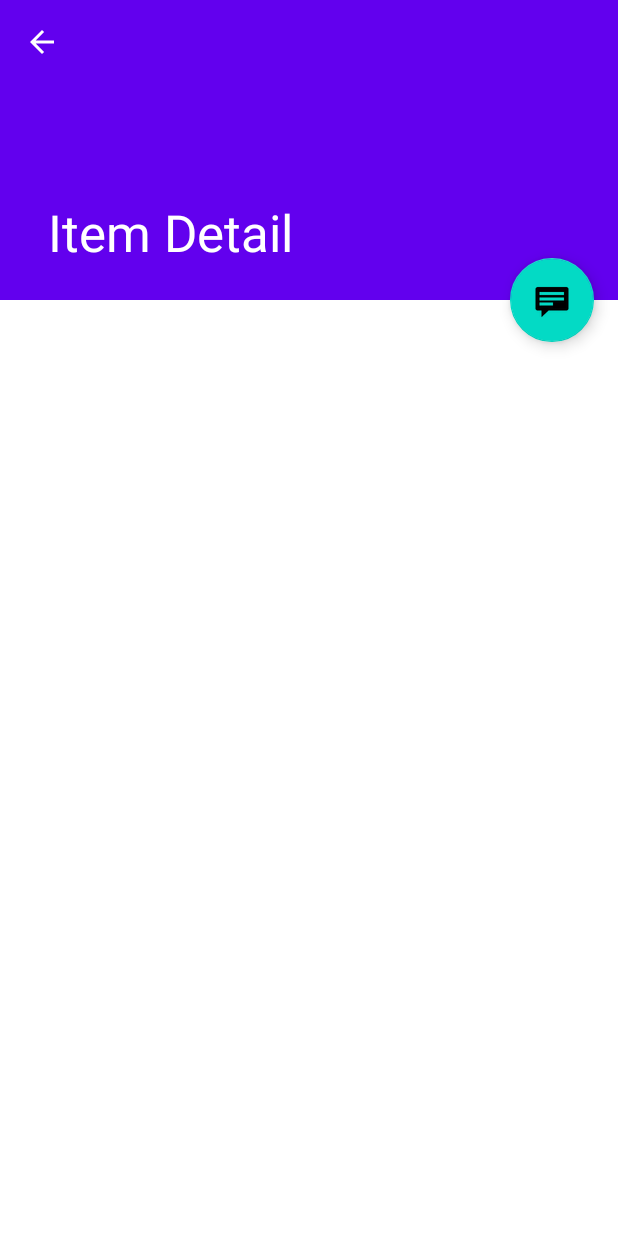
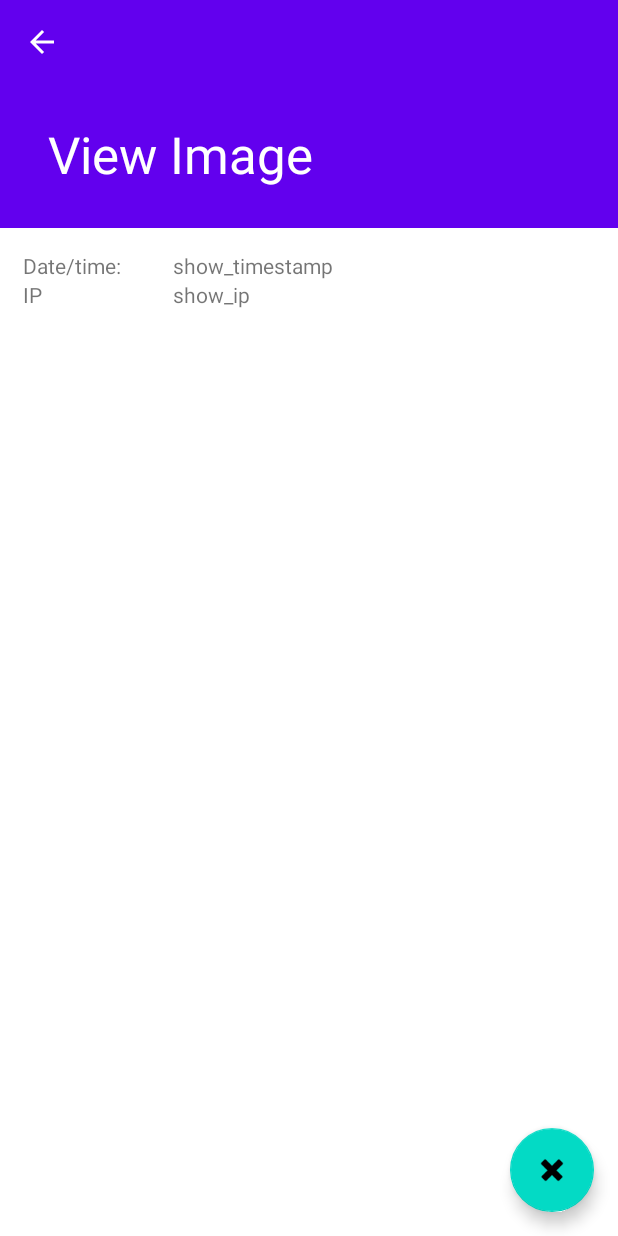
Before and after one commit to lilliputten/cam-android-client, an Android app: the ItemDetailActivity screen opened directly, with no data from a screen before it, on a phone screen of 412 x 824 dp. Run offline under Robolectric (Android 15) with nearby library versions, the phone set to English and light mode, and no system bars; our stand-ins replace Volley; network calls fail.

Commit message:
Using real acm image api data

```diff
--- a/app/build.gradle
+++ b/app/build.gradle
@@ -44,6 +44,7 @@ dependencies {
     implementation 'androidx.appcompat:appcompat:1.2.0'
     implementation 'com.google.android.material:material:1.2.1'
     implementation 'androidx.recyclerview:recyclerview:1.1.0'
+    implementation 'androidx.constraintlayout:constraintlayout:2.0.4'
     testImplementation 'junit:junit:4.+'
     androidTestImplementation 'androidx.test.ext:junit:1.1.2'
     androidTestImplementation 'androidx.test.espresso:espresso-core:3.3.0'
--- a/app/src/main/java/com/example/camclient/ItemDetailActivity.kt
+++ b/app/src/main/java/com/example/camclient/ItemDetailActivity.kt
@@ -48,7 +48,8 @@ class ItemDetailActivity : AppCompatActivity() {
             }
 
             supportFragmentManager.beginTransaction()
-                    .add(R.id.item_detail_container, fragment)
+                    // .add(R.id.item_detail_container, fragment)
+                    .add(R.id.item_details, fragment)
                     .commit()
         }
     }
--- a/app/src/main/java/com/example/camclient/ItemDetailFragment.kt
+++ b/app/src/main/java/com/example/camclient/ItemDetailFragment.kt
@@ -1,6 +1,12 @@
+/** @module ItemDetailFragment
+ *  @since 2020.10.30, 03:27
+ *  @changed 2020.10.31, 21:35
+ */
+
 package com.example.camclient
 
 import android.os.Bundle
+import android.util.Log
 import androidx.fragment.app.Fragment
 import com.google.android.material.appbar.CollapsingToolbarLayout
 import android.view.LayoutInflater
@@ -17,8 +23,10 @@ import com.example.camclient.core.CoreContent
  */
 class ItemDetailFragment : Fragment() {
 
+    private val TAG: String = "DEBUG:ItemDetailFragment"
+
     /**
-     * The dummy content this fragment is presenting.
+     * The content this fragment is presenting.
      */
     private var item: CoreContent.ImageItem? = null
 
@@ -31,21 +39,45 @@ class ItemDetailFragment : Fragment() {
                 // arguments. In a real-world scenario, use a Loader
                 // to load content from a content provider.
                 item = CoreContent.ITEM_MAP[it.getString(ARG_ITEM_ID)]
-                activity?.findViewById<CollapsingToolbarLayout>(R.id.toolbar_layout)?.title = item?.content
+                // activity?.findViewById<CollapsingToolbarLayout>(R.id.toolbar_layout)?.title = "${item?.timestamp}\n${item?.ip}"
             }
         }
     }
 
     override fun onCreateView(inflater: LayoutInflater, container: ViewGroup?,
                               savedInstanceState: Bundle?): View? {
-        val rootView = inflater.inflate(R.layout.item_detail, container, false)
-
-        // Show the dummy content as text in a TextView.
-        item?.let {
-            rootView.findViewById<TextView>(R.id.item_detail).text = it.details
+        try {
+            // val rootView = inflater.inflate(R.layout.item_detail, container, false)
+            val viewId = R.layout.item_details
+            // val viewId = R.layout.show_timestamp_row
+            Log.d(TAG, "onCreateView: try to find view: $viewId")
+            // return null
+            val rootView = inflater.inflate(viewId, container, false)
+            Log.d(TAG, "onCreateView: found view: $rootView")
+            // Show content
+            item?.let {
+                // rootView.findViewById<TextView>(R.id.item_detail).text = "Image for item ${it.id}"
+                // val showTimestamp = rootView.findViewById<TextView>(R.id.show_timestamp)
+                val showTimestamp = container?.findViewById<TextView>(R.id.show_timestamp)
+                Log.d(TAG, "onCreateView: found timestamp field (${R.id.show_timestamp}): $showTimestamp")
+                if (showTimestamp !== null) {
+                    showTimestamp.text = it.timestamp
+                }
+                val showIp = container?.findViewById<TextView>(R.id.show_ip)
+                Log.d(TAG, "onCreateView: found ip field (${R.id.show_ip}): $showIp")
+                if (showIp !== null) {
+                    showIp.text = it.ip
+                }
+                // TODO 2020.11.01, 05:19 -- Place image
+            }
+            return rootView
         }
-
-        return rootView
+        catch (ex: Exception) {
+            val message = ex.message
+            val stacktrace = ex.getStackTrace().joinToString("\n")
+            Log.d(TAG, "onCreateView: exception: $message / $stacktrace")
+            return null
+        }
     }
 
     companion object {
--- a/app/src/main/java/com/example/camclient/config/RouteIds.kt
+++ b/app/src/main/java/com/example/camclient/config/RouteIds.kt
@@ -8,5 +8,5 @@ package com.example.camclient.config
 enum class RouteIds {
     Undefined, // DEBUG: For test purposes only (empty value, no url)
     Recent,
-    // AllImages,
+    AllImages,
 }
--- a/app/src/main/res/layout/activity_item_detail.xml
+++ b/app/src/main/res/layout/activity_item_detail.xml
@@ -8,20 +8,31 @@
     tools:context=".ItemDetailActivity"
     tools:ignore="MergeRootFrame">
 
+    <LinearLayout
+        android:id="@+id/root_layout"
+        android:layout_width="match_parent"
+        android:layout_height="match_parent"
+        android:orientation="vertical">
+
         <com.google.android.material.appbar.AppBarLayout
             android:id="@+id/app_bar"
             android:layout_width="match_parent"
-        android:layout_height="@dimen/app_bar_height"
+            android:layout_height="152dp"
             android:fitsSystemWindows="true"
             android:theme="@style/ThemeOverlay.AppCompat.Dark.ActionBar">
 
             <com.google.android.material.appbar.CollapsingToolbarLayout
                 android:id="@+id/toolbar_layout"
                 android:layout_width="match_parent"
-            android:layout_height="match_parent"
+                android:layout_height="148dp"
+                android:layout_marginBottom="20sp"
                 android:fitsSystemWindows="true"
+                android:textSize="12sp"
                 app:contentScrim="?attr/colorPrimary"
                 app:layout_scrollFlags="scroll|exitUntilCollapsed"
+                app:title="View Image"
+                app:titleTextAppearance="@style/Toolbar.TitleText"
+                app:titleTextColor="#80ffffff"
                 app:toolbarId="@+id/toolbar">
 
                 <androidx.appcompat.widget.Toolbar
@@ -29,11 +40,66 @@
                     android:layout_width="match_parent"
                     android:layout_height="?attr/actionBarSize"
                     app:layout_collapseMode="pin"
-                app:popupTheme="@style/ThemeOverlay.AppCompat.Light" />
+                    app:popupTheme="@style/ThemeOverlay.AppCompat.Light"
+                    app:titleTextColor="#80ffffff" />
 
             </com.google.android.material.appbar.CollapsingToolbarLayout>
 
         </com.google.android.material.appbar.AppBarLayout>
+
+        <LinearLayout
+            android:id="@+id/item_details"
+            android:layout_width="match_parent"
+            android:layout_height="0dp"
+            android:layout_weight="1"
+            android:orientation="vertical"
+            android:padding="15dp">
+
+            <TableLayout
+                android:id="@+id/item_details_table"
+                android:layout_width="match_parent"
+                android:layout_height="wrap_content">
+
+                <TableRow
+                    android:id="@+id/show_timestamp_row"
+                    android:layout_width="match_parent"
+                    android:layout_height="match_parent">
+
+                    <TextView
+                        android:id="@+id/show_timestamp_label"
+                        android:layout_width="100dp"
+                        android:layout_height="wrap_content"
+                        android:text="@string/date_time" />
+
+                    <TextView
+                        android:id="@+id/show_timestamp"
+                        android:layout_width="wrap_content"
+                        android:layout_height="wrap_content"
+                        android:text="@string/show_timestamp" />
+                </TableRow>
+
+                <TableRow
+                    android:layout_width="match_parent"
+                    android:layout_height="match_parent">
+
+                    <TextView
+                        android:id="@+id/show_ip_label"
+                        android:layout_width="wrap_content"
+                        android:layout_height="wrap_content"
+                        android:text="@string/ip" />
+
+                    <TextView
+                        android:id="@+id/show_ip"
+                        android:layout_width="wrap_content"
+                        android:layout_height="wrap_content"
+                        android:text="@string/show_ip" />
+                </TableRow>
+
+            </TableLayout>
+
+        </LinearLayout>
+
+    </LinearLayout>
 
     <androidx.core.widget.NestedScrollView
         android:id="@+id/item_detail_container"
@@ -47,8 +113,10 @@
         android:layout_height="wrap_content"
         android:layout_gravity="center_vertical|start"
         android:layout_margin="@dimen/fab_margin"
-        app:layout_anchor="@+id/item_detail_container"
-        app:layout_anchorGravity="top|end"
-        app:srcCompat="@android:drawable/stat_notify_chat" />
+        android:contentDescription="@string/delete_image"
+        app:layout_anchor="@+id/root_layout"
+        app:layout_anchorGravity="end|bottom"
+        app:srcCompat="@android:drawable/ic_delete"
+        app:tint="#000000" />
 
 </androidx.coordinatorlayout.widget.CoordinatorLayout>
--- a/app/src/main/res/layout/activity_item_list.xml
+++ b/app/src/main/res/layout/activity_item_list.xml
@@ -17,7 +17,9 @@
             android:id="@+id/toolbar"
             android:layout_width="match_parent"
             android:layout_height="?attr/actionBarSize"
-            app:popupTheme="@style/Theme.CamClient.PopupOverlay" />
+            app:popupTheme="@style/Theme.CamClient.PopupOverlay"
+            app:titleTextColor="#ffffffff"
+        />
 
     </com.google.android.material.appbar.AppBarLayout>
 
--- a/app/src/main/res/layout/item_detail.xml
+++ b/app/src/main/res/layout/item_detail.xml
@@ -2,7 +2,7 @@
 <TextView xmlns:android="http://schemas.android.com/apk/res/android"
     xmlns:tools="http://schemas.android.com/tools"
     android:id="@+id/item_detail"
-    style="?android:attr/textAppearanceLarge"
+    style="?android:attr/textAppearance"
     android:layout_width="match_parent"
     android:layout_height="match_parent"
     android:padding="16dp"
--- /dev/null
+++ b/app/src/main/res/layout/item_details.xml
@@ -0,0 +1,6 @@
+<?xml version="1.0" encoding="utf-8"?>
+<androidx.constraintlayout.widget.ConstraintLayout
+    xmlns:android="http://schemas.android.com/apk/res/android" android:layout_width="match_parent"
+    android:layout_height="match_parent">
+
+</androidx.constraintlayout.widget.ConstraintLayout>
--- a/app/src/main/res/values/strings.xml
+++ b/app/src/main/res/values/strings.xml
@@ -1,4 +1,9 @@
 <resources>
     <string name="app_name">CamClient</string>
     <string name="title_item_detail">Item Detail</string>
+    <string name="show_timestamp">show_timestamp</string>
+    <string name="date_time">Date/time:</string>
+    <string name="delete_image">Delete image</string>
+    <string name="ip">IP</string>
+    <string name="show_ip">show_ip</string>
 </resources>
--- a/app/src/main/res/values/themes.xml
+++ b/app/src/main/res/values/themes.xml
@@ -22,4 +22,11 @@
     <style name="Theme.CamClient.AppBarOverlay" parent="ThemeOverlay.AppCompat.Dark.ActionBar" />
 
     <style name="Theme.CamClient.PopupOverlay" parent="ThemeOverlay.AppCompat.Light" />
+
+    <style name="Toolbar.TitleText" parent="TextAppearance.Widget.AppCompat.Toolbar.Title">
+        <item name="android:textSize">16sp</item>
+        <item name="android:textStyle">normal</item>
+        <item name="android:gravity">center</item>
+    </style>
+
 </resources>
```
Also changed, not shown: app/src/main/java/com/example/camclient/ItemListActivity.kt (+17 -11 lines), app/src/main/java/com/example/camclient/config/Routes.kt (+19 -11 lines), app/src/main/java/com/example/camclient/core/CoreContent.kt (+84 -42 lines), app/src/main/java/com/example/camclient/helpers/Requestor.kt (+74 -47 lines), app/src/main/res/layout/item_list_content.xml (+6 -2 lines), 3 other files. Lines whose indentation alone changed are shown as unchanged.
